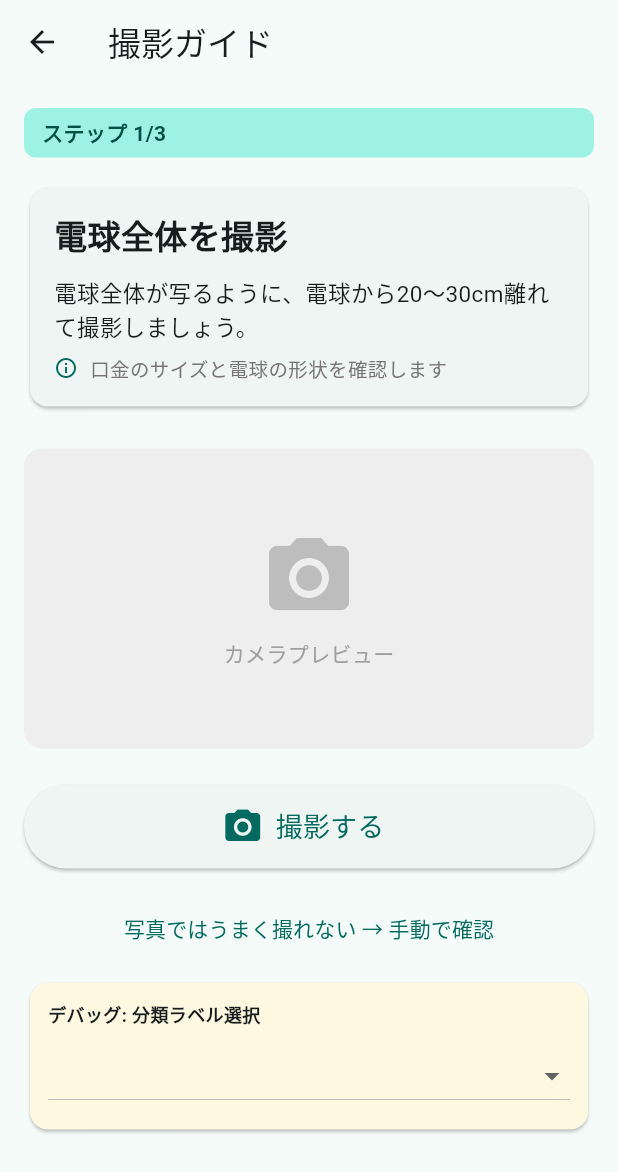
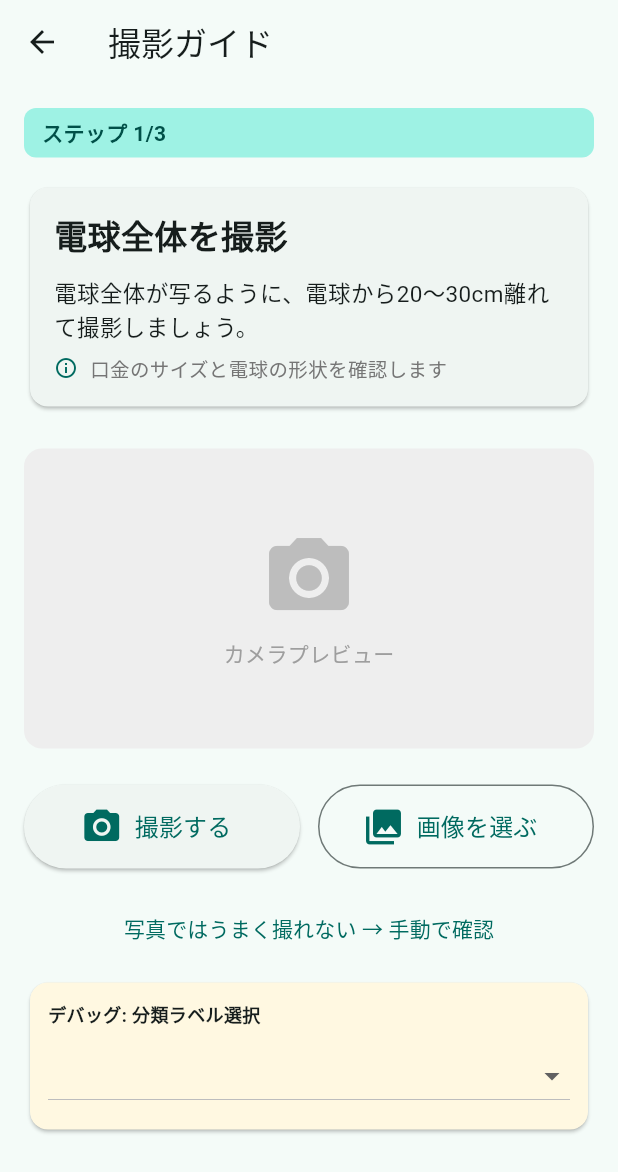
Before and after one commit to kaenozu/kore_no_kae_dore, a Flutter app: the CaptureGuideScreen screen opened directly with empty values, after a tap on "撮影する", on a phone screen of 412 x 824 dp. Shown: the top 1172 px of the screen. Run offline on Flutter 3.47's test engine with Material 3 defaults, Android fonts, the phone set to English and light mode, and no system bars; our stand-ins replace image_picker.

Commit message:
feat: 画像をギャラリーから選べるようにした
- image_picker追加（撮影/ギャラリー両対応）
- CaptureGuideScreenに「画像を選ぶ」ボタンを追加
- Android: CAMERA/READ_MEDIA_IMAGESパーミッション追加
- iOS: NSPhotoLibraryUsageDescription追加

```diff
--- a/lib/features/capture/capture_guide_screen.dart
+++ b/lib/features/capture/capture_guide_screen.dart
@@ -1,9 +1,10 @@
 // lib/features/capture/capture_guide_screen.dart
-// 撮影ガイド画面：現在の撮影ステップを表示し、撮影ボタンを提供
+// 撮影ガイド画面：現在の撮影ステップを表示し、撮影/画像選択ボタンを提供
 // MockClassifierを使ったデバッグ用ラベル選択機能付き
 // 関連: analysis_instruction_screen.dart, mock_classifier.dart
 
 import 'package:flutter/material.dart';
+import 'package:image_picker/image_picker.dart';
 import '../../core/ml/mock_classifier.dart';
 import '../../core/session/session_controller.dart';
 
@@ -23,6 +24,7 @@ class CaptureGuideScreen extends StatefulWidget {
 
 class _CaptureGuideScreenState extends State<CaptureGuideScreen> {
   final _classifier = MockClassifier();
+  final _picker = ImagePicker();
   bool _isAnalyzing = false;
 
   // 撮影ステップに応じたガイド情報
@@ -150,23 +152,45 @@ class _CaptureGuideScreenState extends State<CaptureGuideScreen> {
             ),
             const SizedBox(height: 24),
 
-            // 撮影ボタン
+            // 撮影/選択ボタン
+            if (_isAnalyzing)
               SizedBox(
                 height: 56,
                 child: ElevatedButton.icon(
-                onPressed: _isAnalyzing ? null : _onCapture,
-                icon: _isAnalyzing
-                    ? const SizedBox(
+                  onPressed: null,
+                  icon: const SizedBox(
                     width: 20,
                     height: 20,
                     child: CircularProgressIndicator(strokeWidth: 2),
+                  ),
+                  label: const Text('判定中...', style: TextStyle(fontSize: 18)),
+                ),
               )
-                    : const Icon(Icons.camera_alt, size: 28),
-                label: Text(
-                  _isAnalyzing ? '判定中...' : '撮影する',
-                  style: const TextStyle(fontSize: 18),
+            else
+              Row(
+                children: [
+                  Expanded(
+                    child: SizedBox(
+                      height: 56,
+                      child: ElevatedButton.icon(
+                        onPressed: () => _onCapture(ImageSource.camera),
+                        icon: const Icon(Icons.camera_alt, size: 28),
+                        label: const Text('撮影する', style: TextStyle(fontSize: 16)),
                       ),
                     ),
+                  ),
+                  const SizedBox(width: 12),
+                  Expanded(
+                    child: SizedBox(
+                      height: 56,
+                      child: OutlinedButton.icon(
+                        onPressed: () => _onCapture(ImageSource.gallery),
+                        icon: const Icon(Icons.photo_library, size: 28),
+                        label: const Text('画像を選ぶ', style: TextStyle(fontSize: 16)),
+                      ),
+                    ),
+                  ),
+                ],
               ),
             const SizedBox(height: 16),
 
@@ -229,10 +253,20 @@ class _CaptureGuideScreenState extends State<CaptureGuideScreen> {
     );
   }
 
-  Future<void> _onCapture() async {
+  Future<void> _onCapture(ImageSource source) async {
+    try {
+      final picked = await _picker.pickImage(
+        source: source,
+        maxWidth: 1920,
+        maxHeight: 1920,
+      );
+      if (picked == null) return;
+    } catch (_) {
+      // pickerが使えない環境でもモックで進める
+    }
+
     setState(() => _isAnalyzing = true);
 
-    // デバッグラベルが設定されていればそれを使う
     final debugLabel = widget.debugLabelNotifier.value;
     if (debugLabel != null) {
       _classifier.fixedLabel = debugLabel;
@@ -240,7 +274,6 @@ class _CaptureGuideScreenState extends State<CaptureGuideScreen> {
       _classifier.fixedLabel = null;
     }
 
-    // ここでは実際の画像は使わず、モックで分類
     final result = await _classifier.classify('mock_path');
     widget.controller.processClassification(result);
 
--- a/pubspec.yaml
+++ b/pubspec.yaml
@@ -34,6 +34,7 @@ dependencies:
   cupertino_icons: ^1.0.8
   uuid: ^4.5.1
   path_provider: ^2.1.5
+  image_picker: ^1.1.2
 
 dev_dependencies:
   flutter_test:
```
Also changed, not shown: pubspec.lock, 2 other files. Lines whose indentation alone changed are shown as unchanged.
